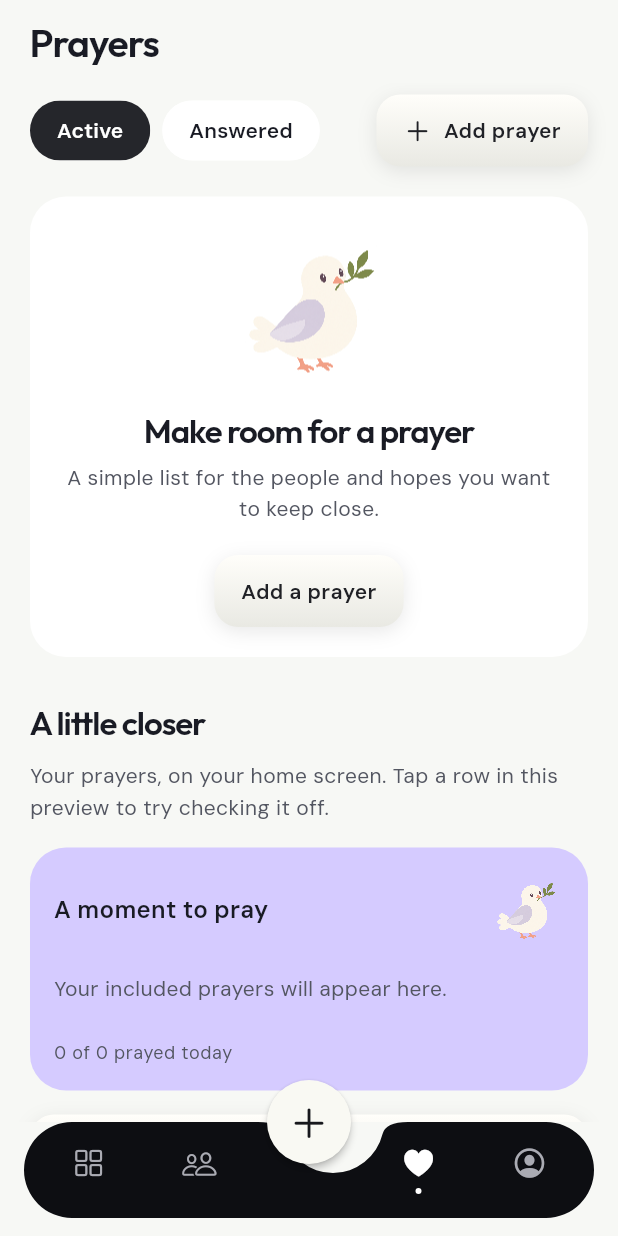
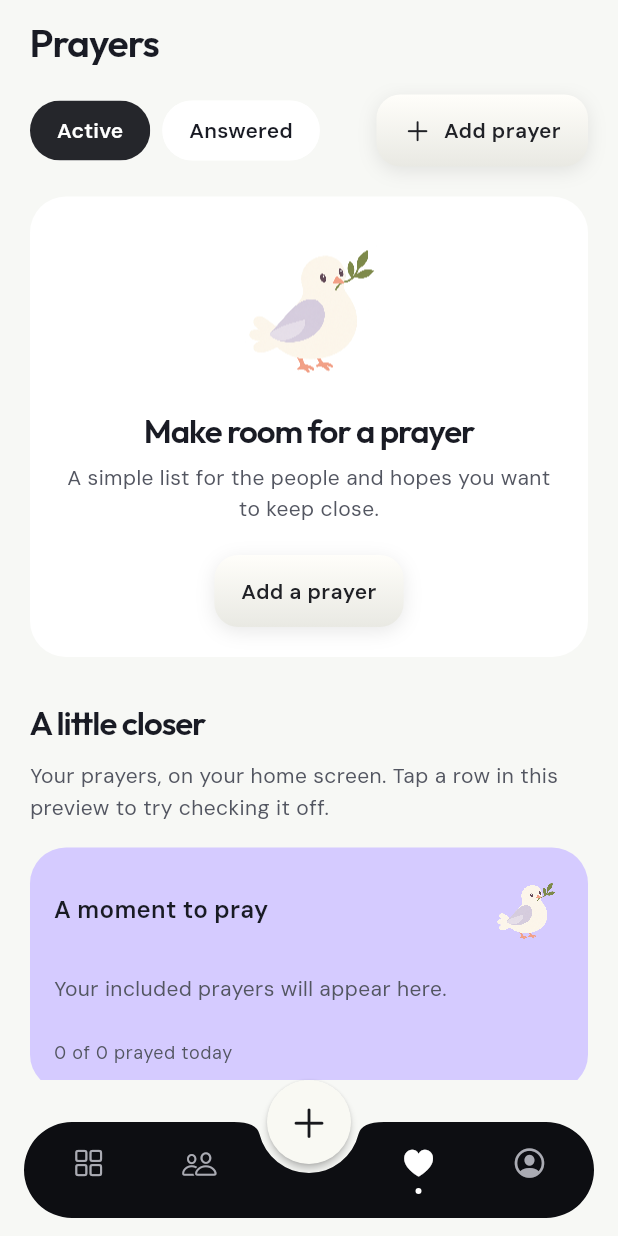
Before and after one commit to manalogadiel/prayer-wall, a Flutter app: the screen it shows after launch, item 3 of the bottom bar chosen, on a phone screen of 412 x 824 dp. Run offline on Flutter 3.47's test engine with Material 3 defaults, Android fonts, the phone set to English and light mode, and no system bars; our stand-ins replace flutter_riverpod, image_picker, shared_preferences; missing offline and left inert: dart:js_interop.

Commit message:
Fix inset prayer dock notch and button coordinate mismatch

```diff
--- a/lib/features/home.dart
+++ b/lib/features/home.dart
@@ -202,31 +202,44 @@ class _HomePageState extends ConsumerState<HomePage>
     final scheme = Theme.of(context).colorScheme;
     return Scaffold(
       backgroundColor: Theme.of(context).scaffoldBackgroundColor,
-      floatingActionButton: wide
-          ? null
-          : FloatingActionButton(
-              tooltip: 'Create post',
-              onPressed: () => openPostComposer(context),
-              backgroundColor: const Color(0xFFF9F9F3),
-              foregroundColor: const Color(0xFF17181C),
-              shape: const CircleBorder(),
-              elevation: 2,
-              child: const Icon(CupertinoIcons.plus, size: 28)),
-      floatingActionButtonLocation: FloatingActionButtonLocation.centerDocked,
       bottomNavigationBar: wide
           ? null
           : Padding(
               padding: EdgeInsets.fromLTRB(
                   16, 0, 16, 12 + MediaQuery.paddingOf(context).bottom),
-              child: BottomAppBar(
-                  height: 64,
-                  padding: const EdgeInsets.symmetric(horizontal: 6),
-                  color: const Color(0xFF0D0E12),
-                  surfaceTintColor: Colors.transparent,
-                  shape: const DockShape(),
-                  notchMargin: 6,
-                  clipBehavior: Clip.antiAlias,
-                  child: navigation(false))),
+              child: SizedBox(
+                  height: 92,
+                  child: Stack(clipBehavior: Clip.none, children: [
+                    Positioned(
+                        left: 0,
+                        right: 0,
+                        top: 28,
+                        height: 64,
+                        child: ClipPath(
+                            key: const ValueKey('prayer-dock'),
+                            clipper: const DockClipper(),
+                            child: Material(
+                                color: const Color(0xFF0D0E12),
+                                child: Padding(
+                                    padding: const EdgeInsets.symmetric(
+                                        horizontal: 6),
+                                    child: navigation(false))))),
+                    Align(
+                        alignment: Alignment.topCenter,
+                        child: SizedBox(
+                            width: 56,
+                            height: 56,
+                            child: FloatingActionButton(
+                                key: const ValueKey('dock-create'),
+                                tooltip: 'Create post',
+                                onPressed: () => openPostComposer(context),
+                                backgroundColor: const Color(0xFFF9F9F3),
+                                foregroundColor: const Color(0xFF17181C),
+                                shape: const CircleBorder(),
+                                elevation: 2,
+                                child: const Icon(CupertinoIcons.plus,
+                                    size: 28)))),
+                  ]))),
       body: SafeArea(
           child: Row(crossAxisAlignment: CrossAxisAlignment.stretch, children: [
         if (wide)
@@ -763,3 +776,15 @@ class DockShape extends NotchedShape {
         const CircularNotchedRectangle().getOuterPath(host, guest));
   }
 }
+
+// Local coordinates keep the notch aligned when the whole dock is inset.
+class DockClipper extends CustomClipper<Path> {
+  const DockClipper();
+  @override
+  Path getClip(Size size) => const DockShape().getOuterPath(
+      Offset.zero & size,
+      Rect.fromCenter(
+          center: Offset(size.width / 2, 0), width: 68, height: 68));
+  @override
+  bool shouldReclip(DockClipper oldClipper) => false;
+}
```
Also changed, not shown: .impeccable/design.json, .impeccable/review/shared-dock-dark.png (added), .impeccable/review/shared-dock-light.png (added), design/proofs/monochrome-refinement/shared-dock-dark.png (added), design/proofs/monochrome-refinement/shared-dock-light.png (added), 5 other files.
